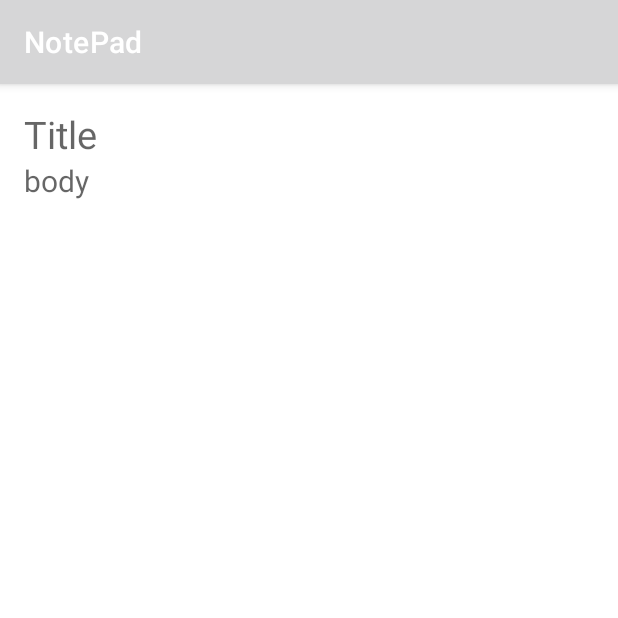
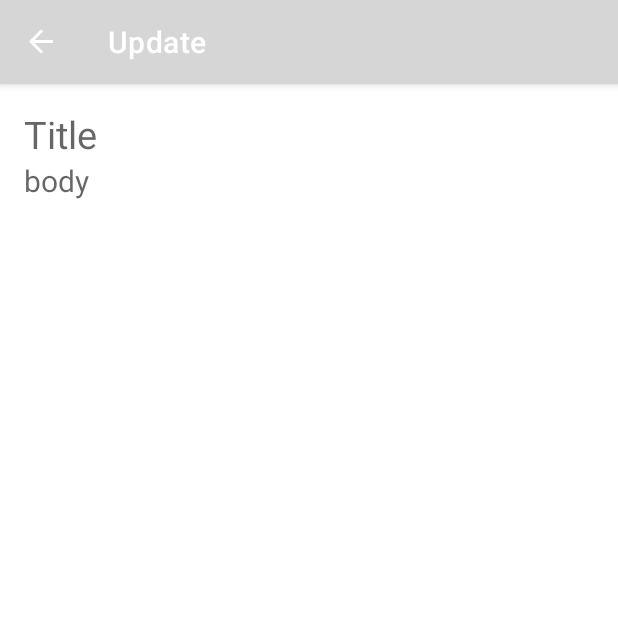
Before and after one commit to Ali0092/NotePad, an Android app: the UpdateFragment screen opened through its navigation route, on a phone screen of 412 x 824 dp, the top half of it. Run offline under Robolectric (Android 15) with nearby library versions, the phone set to English and light mode, and no system bars; our stand-ins replace Dagger/Hilt's generated code, navigation-ui; 1 statement that could not run was skipped.

Commit message:
Fifth Commit

```diff
--- a/app/src/main/java/com/example/notepad/Fragments/AddFragment.kt
+++ b/app/src/main/java/com/example/notepad/Fragments/AddFragment.kt
@@ -1,13 +1,13 @@
 package com.example.notepad.Fragments
 
+import android.app.ActionBar
 import android.os.Bundle
+import android.view.*
+import androidx.activity.addCallback
 import androidx.fragment.app.Fragment
-import android.view.LayoutInflater
-import android.view.View
-import android.view.ViewGroup
+import androidx.navigation.fragment.findNavController
 import com.example.notepad.R
 import com.example.notepad.databinding.FragmentAddBinding
-import com.example.notepad.databinding.FragmentMainBinding
 
 class AddFragment : Fragment() {
 
@@ -19,8 +19,15 @@ class AddFragment : Fragment() {
     ): View {
         binding= FragmentAddBinding.inflate(inflater,container,false)
 
+        setHasOptionsMenu(true)
+
         //Adding data in ROOM....
         return binding.root
     }
 
+
+    override fun onCreateOptionsMenu(menu: Menu, inflater: MenuInflater) {
+        inflater.inflate(R.menu.navigation_menu,menu)
+    }
+
 }
--- a/app/src/main/java/com/example/notepad/Fragments/UpdateFragment.kt
+++ b/app/src/main/java/com/example/notepad/Fragments/UpdateFragment.kt
@@ -1,10 +1,8 @@
 package com.example.notepad.Fragments
 
 import android.os.Bundle
+import android.view.*
 import androidx.fragment.app.Fragment
-import android.view.LayoutInflater
-import android.view.View
-import android.view.ViewGroup
 import com.example.notepad.R
 import com.example.notepad.databinding.FragmentUpdateBinding
 
@@ -18,7 +16,13 @@ class UpdateFragment : Fragment() {
     ): View {
         binding= FragmentUpdateBinding.inflate(inflater,container,false)
 
+        setHasOptionsMenu(true)
+
         return binding.root
     }
 
+    override fun onCreateOptionsMenu(menu: Menu, inflater: MenuInflater) {
+        inflater.inflate(R.menu.navigation_menu,menu)
+    }
+
 }
--- a/app/src/main/java/com/example/notepad/MainActivity.kt
+++ b/app/src/main/java/com/example/notepad/MainActivity.kt
@@ -4,6 +4,11 @@ import androidx.appcompat.app.AppCompatActivity
 import android.os.Bundle
 import androidx.activity.viewModels
 import androidx.lifecycle.Observer
+import androidx.navigation.findNavController
+import androidx.navigation.fragment.NavHostFragment
+import androidx.navigation.ui.AppBarConfiguration
+import androidx.navigation.ui.navigateUp
+import androidx.navigation.ui.setupActionBarWithNavController
 import androidx.recyclerview.widget.LinearLayoutManager
 import com.example.notepad.adapter.ItemAdapter
 import com.example.notepad.databinding.ActivityMainBinding
@@ -14,10 +19,24 @@ import dagger.hilt.android.AndroidEntryPoint
 @AndroidEntryPoint
 class MainActivity : AppCompatActivity() {
 
+    private lateinit var appBarConfiguration: AppBarConfiguration
+    private lateinit var binding: ActivityMainBinding
 
     override fun onCreate(savedInstanceState: Bundle?) {
         super.onCreate(savedInstanceState)
-        setContentView(R.layout.activity_main)
+        binding= ActivityMainBinding.inflate(layoutInflater)
+        setContentView(binding.root)
+
+        val navHostFragment =
+            supportFragmentManager.findFragmentById(R.id.nav_host_frag) as NavHostFragment
+        val navController = navHostFragment.navController
+        appBarConfiguration = AppBarConfiguration(navController.graph)
+        setupActionBarWithNavController(navController, appBarConfiguration)
+    }
+    override fun onSupportNavigateUp(): Boolean {
+        val navController = findNavController(R.id.nav_host_frag)
+        return navController.navigateUp(appBarConfiguration)
+                || super.onSupportNavigateUp()
     }
 
 }
--- a/app/src/main/res/navigation/nav_graph.xml
+++ b/app/src/main/res/navigation/nav_graph.xml
@@ -12,19 +12,31 @@
         tools:layout="@layout/fragment_main" >
         <action
             android:id="@+id/action_mainFragment_to_addFragment"
-            app:destination="@id/addFragment" />
+            app:destination="@id/addFragment"
+            app:popUpTo="@id/mainFragment"
+            app:popUpToInclusive="false" />
         <action
             android:id="@+id/action_mainFragment_to_updateFragment"
-            app:destination="@id/updateFragment" />
+            app:destination="@id/updateFragment"
+            app:popUpTo="@id/mainFragment"
+            app:popUpToInclusive="false" />
     </fragment>
     <fragment
         android:id="@+id/addFragment"
         android:name="com.example.notepad.Fragments.AddFragment"
         android:label="Add"
-        tools:layout="@layout/fragment_add" />
+        tools:layout="@layout/fragment_add" >
+        <action
+            android:id="@+id/action_addFragment_to_mainFragment"
+            app:destination="@id/mainFragment" />
+    </fragment>
     <fragment
         android:id="@+id/updateFragment"
         android:name="com.example.notepad.Fragments.UpdateFragment"
         android:label="Update"
-        tools:layout="@layout/fragment_update" />
+        tools:layout="@layout/fragment_update" >
+        <action
+            android:id="@+id/action_updateFragment_to_mainFragment"
+            app:destination="@id/mainFragment" />
+    </fragment>
 </navigation>
--- a/app/src/main/res/values-night/themes.xml
+++ b/app/src/main/res/values-night/themes.xml
@@ -1,6 +1,6 @@
 <resources xmlns:tools="http://schemas.android.com/tools">
     <!-- Base application theme. -->
-    <style name="Theme.UnitConversion.DayNight" parent="Theme.MaterialComponents.DayNight.DarkActionBar">
+    <style name="Theme.UnitConversion.DayNight" parent="Theme.MaterialComponents.DayNight.NoActionBar">
         <!-- Primary brand color. -->
         <item name="colorPrimary">@color/black_100</item>
         <item name="colorPrimaryVariant">@color/gray_102</item>
```
Also changed, not shown: app/src/main/java/com/example/notepad/Fragments/MainFragment.kt (+6 -4 lines).
